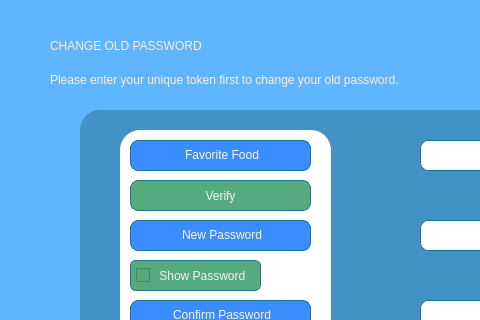
First picture: the form in ui/change_password.ui, repository CristobalAlex/AppDev-Project-DailySalesTracker-BSIT22A2, before the edit; both pictures show x 0 to 480 and y 0 to 320 of the 881 by 487 pixel window.
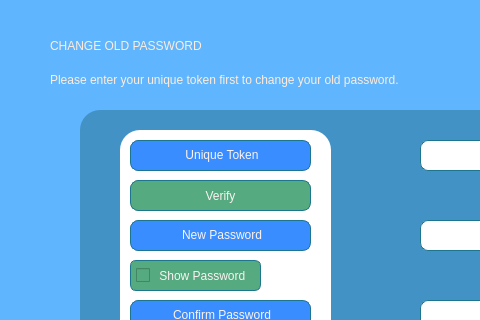
Second picture: the form after the edit.

Commit message: Change in the uniquetoken label

What changed in the file:
```diff
--- a/ui/change_password.ui
+++ b/ui/change_password.ui
@@ -70,7 +70,7 @@
 border-radius: 8px;</string>
     </property>
     <property name="text">
-     <string>&lt;html&gt;&lt;head/&gt;&lt;body&gt;&lt;p align=&quot;center&quot;&gt;Favorite Food&lt;/p&gt;&lt;/body&gt;&lt;/html&gt;</string>
+     <string>&lt;html&gt;&lt;head/&gt;&lt;body&gt;&lt;p align=&quot;center&quot;&gt;Unique Token&lt;/p&gt;&lt;/body&gt;&lt;/html&gt;</string>
     </property>
    </widget>
    <widget class="Line" name="line">
```
